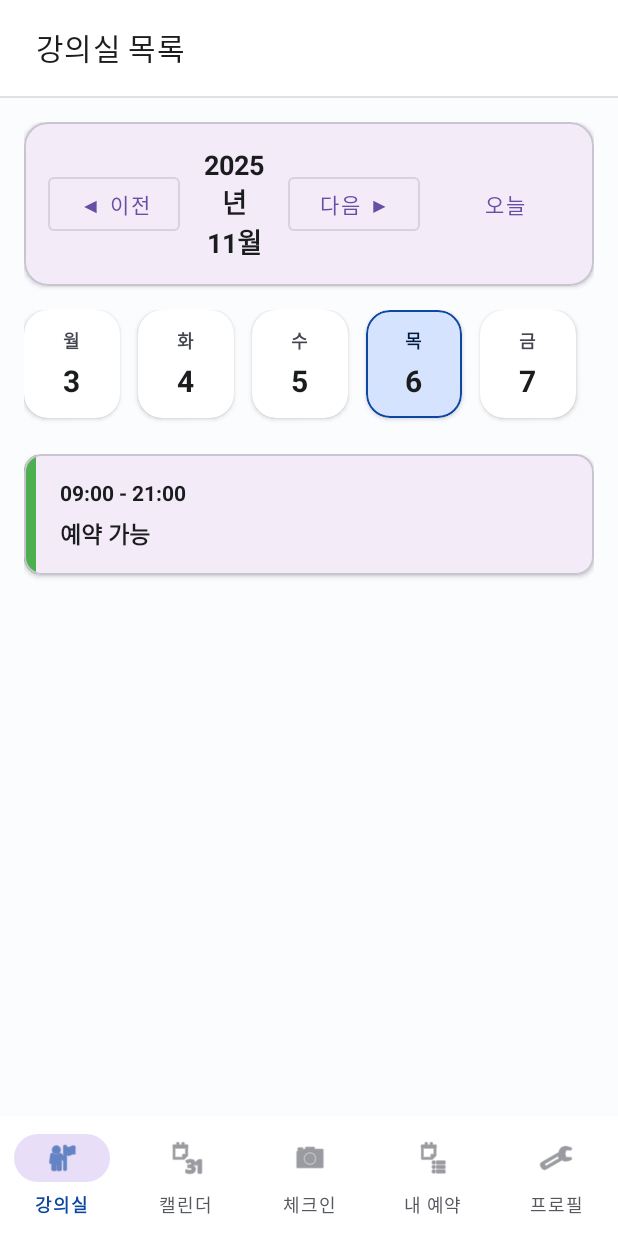
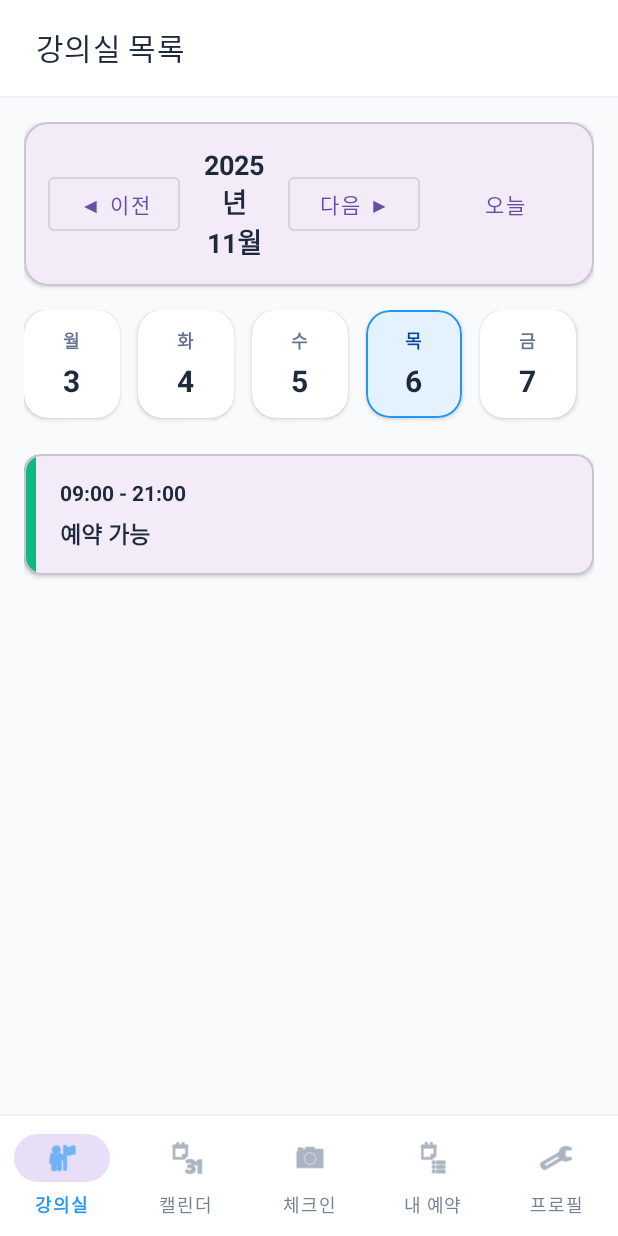
Before and after one commit to yes2310/RoomRental, an Android app: the fragment CalendarFragment placed in its activity, on a phone screen of 412 x 824 dp. Run offline under Robolectric (Android 15) with nearby library versions, the phone set to English and light mode, and no system bars; our stand-ins replace Firebase (no records; nobody signed in at launch, a user with empty details on screens opened directly); libraries missing offline, so code that uses them is left out: com.journeyapps.barcodescanner; 1 statement that could not run was skipped.

Commit message:
전체 디자인 현대화

```diff
--- a/app/src/main/res/layout/activity_main.xml
+++ b/app/src/main/res/layout/activity_main.xml
@@ -42,8 +42,19 @@
         android:padding="16dp"
         app:layout_constraintStart_toStartOf="parent"
         app:layout_constraintEnd_toEndOf="parent"
+        app:layout_constraintBottom_toTopOf="@id/bottomNavDivider"
+        app:layout_constraintTop_toBottomOf="@id/toolbarDivider" />
+
+    <!-- Bottom Navigation 위 미세한 구분선 -->
+    <View
+        android:id="@+id/bottomNavDivider"
+        android:layout_width="match_parent"
+        android:layout_height="1dp"
+        android:background="@color/outline_variant"
+        android:alpha="0.5"
         app:layout_constraintBottom_toTopOf="@id/bottomNav"
-        app:layout_constraintTop_toBottomOf="@id/toolbarDivider" />
+        app:layout_constraintStart_toStartOf="parent"
+        app:layout_constraintEnd_toEndOf="parent" />
 
     <com.google.android.material.bottomnavigation.BottomNavigationView
         android:id="@+id/bottomNav"
@@ -51,7 +62,7 @@
         android:layout_height="wrap_content"
         android:layout_gravity="bottom"
         android:background="@color/surface"
-        android:elevation="8dp"
+        android:elevation="0dp"
         app:itemIconTint="@color/nav_item_color"
         app:itemRippleColor="@color/ripple"
         app:itemTextColor="@color/nav_item_color"
--- a/app/src/main/res/layout/item_my_reservation.xml
+++ b/app/src/main/res/layout/item_my_reservation.xml
@@ -8,7 +8,9 @@
     android:focusable="true"
     android:foreground="?attr/selectableItemBackground"
     app:cardCornerRadius="16dp"
-    app:cardElevation="2dp">
+    app:cardElevation="0dp"
+    app:strokeColor="@color/outline_variant"
+    app:strokeWidth="1dp">
 
     <LinearLayout
         android:layout_width="match_parent"
--- a/app/src/main/res/layout/item_room.xml
+++ b/app/src/main/res/layout/item_room.xml
@@ -8,8 +8,9 @@
     android:focusable="true"
     android:foreground="?attr/selectableItemBackground"
     app:cardCornerRadius="16dp"
-    app:cardElevation="2dp"
-    app:strokeColor="@android:color/transparent">
+    app:cardElevation="0dp"
+    app:strokeColor="@color/outline_variant"
+    app:strokeWidth="1dp">
 
     <LinearLayout
         android:layout_width="match_parent"
--- a/app/src/main/res/values/colors.xml
+++ b/app/src/main/res/values/colors.xml
@@ -2,35 +2,36 @@
 <resources>
     <color name="black">#FF000000</color>
     <color name="white">#FFFFFFFF</color>
-    <color name="primary">#0D47A1</color>
+    <!-- Modern blue palette -->
+    <color name="primary">#2196F3</color>
     <color name="on_primary">#FFFFFF</color>
-    <color name="primary_container">#D6E3FF</color>
-    <color name="on_primary_container">#001B3D</color>
+    <color name="primary_container">#E3F2FD</color>
+    <color name="on_primary_container">#0D47A1</color>
 
-    <color name="secondary">#4CAF50</color>
+    <color name="secondary">#10B981</color>
     <color name="on_secondary">#FFFFFF</color>
-    <color name="secondary_container">#D1F4D3</color>
+    <color name="secondary_container">#D1FAE5</color>
 
-    <color name="tertiary">#FF9800</color>
-    <color name="tertiary_container">#FFE0B2</color>
+    <color name="tertiary">#F59E0B</color>
+    <color name="tertiary_container">#FEF3C7</color>
 
-    <color name="error">#D32F2F</color>
-    <color name="error_container">#FFCDD2</color>
+    <color name="error">#EF4444</color>
+    <color name="error_container">#FEE2E2</color>
 
-    <color name="background">#FBFCFE</color>
-    <color name="on_background">#1A1C1E</color>
+    <color name="background">#F8FAFC</color>
+    <color name="on_background">#1E293B</color>
     <color name="surface">#FFFFFF</color>
-    <color name="on_surface">#1A1C1E</color>
-    <color name="surface_variant">#E1E2EC</color>
-    <color name="on_surface_variant">#44464F</color>
+    <color name="on_surface">#1E293B</color>
+    <color name="surface_variant">#F1F5F9</color>
+    <color name="on_surface_variant">#64748B</color>
 
-    <color name="outline">#75777F</color>
-    <color name="outline_variant">#C5C6D0</color>
+    <color name="outline">#94A3B8</color>
+    <color name="outline_variant">#E2E8F0</color>
 
-    <color name="status_available">#4CAF50</color>
-    <color name="status_reserved">#D32F2F</color>
-    <color name="status_pending">#FF9800</color>
-    <color name="status_checked_in">#1976D2</color>
+    <color name="status_available">#10B981</color>
+    <color name="status_reserved">#EF4444</color>
+    <color name="status_pending">#F59E0B</color>
+    <color name="status_checked_in">#2196F3</color>
 
-    <color name="ripple">#1A0D47A1</color>
+    <color name="ripple">#1A2196F3</color>
 </resources>
```
